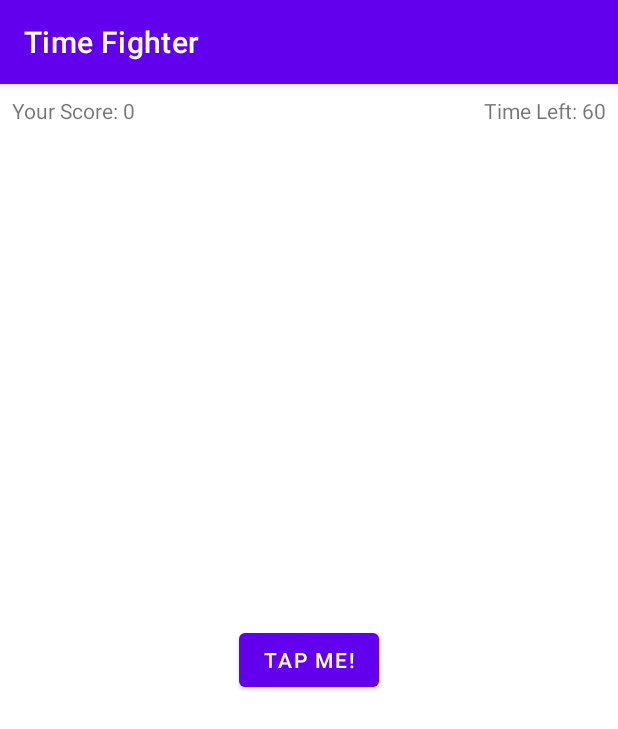
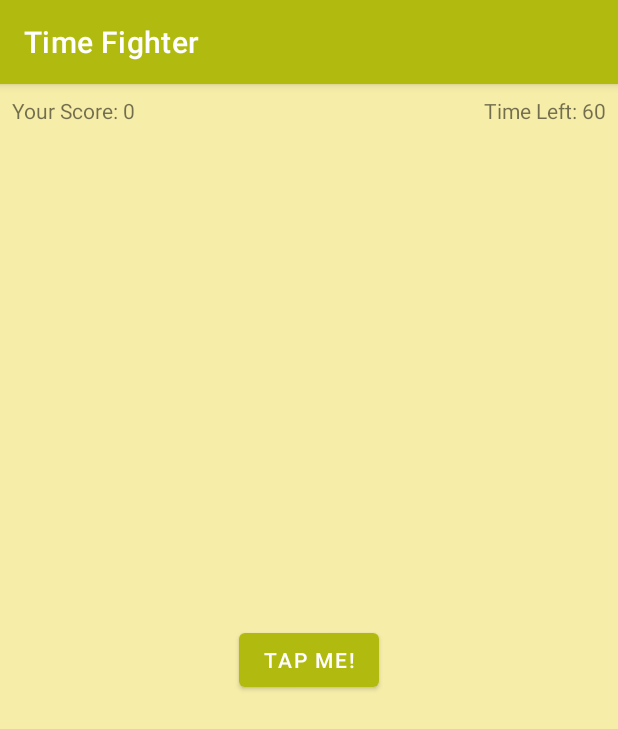
Before and after one commit to Palanka777/Comptador, an Android app: the screen it shows after launch (MainActivity), on a phone screen of 412 x 824 dp. Shown: the top 729 px of the screen. Run offline under Robolectric (Android 15) with nearby library versions, the phone set to English and light mode, and no system bars.

Commit message:
Canvi-ho la paleta de colors.

```diff
--- a/app/src/main/res/values-night/themes.xml
+++ b/app/src/main/res/values-night/themes.xml
@@ -2,15 +2,16 @@
     <!-- Base application theme. -->
     <style name="Theme.Comptador" parent="Theme.MaterialComponents.DayNight.DarkActionBar">
         <!-- Primary brand color. -->
-        <item name="colorPrimary">@color/purple_200</item>
-        <item name="colorPrimaryVariant">@color/purple_700</item>
-        <item name="colorOnPrimary">@color/black</item>
+        <item name="colorPrimary">@color/green_500</item>
+        <item name="colorPrimaryVariant">@color/green_700</item>
+        <item name="colorOnPrimary">@color/white</item>
         <!-- Secondary brand color. -->
-        <item name="colorSecondary">@color/teal_200</item>
-        <item name="colorSecondaryVariant">@color/teal_200</item>
+        <item name="colorSecondary">@color/yelow_200</item>
+        <item name="colorSecondaryVariant">@color/yelow_500</item>
         <item name="colorOnSecondary">@color/black</item>
         <!-- Status bar color. -->
         <item name="android:statusBarColor" tools:targetApi="l">?attr/colorPrimaryVariant</item>
         <!-- Customize your theme here. -->
+        <item name="android:colorBackground">@color/yelow_200</item>
     </style>
 </resources>
--- a/app/src/main/res/values/colors.xml
+++ b/app/src/main/res/values/colors.xml
@@ -1,10 +1,10 @@
 <?xml version="1.0" encoding="utf-8"?>
 <resources>
-    <color name="purple_200">#FFBB86FC</color>
-    <color name="purple_500">#FF6200EE</color>
-    <color name="purple_700">#FF3700B3</color>
-    <color name="teal_200">#FF03DAC5</color>
-    <color name="teal_700">#FF018786</color>
+    <color name="green_700">#70a60c</color>
+    <color name="green_500">#b1bb0f</color>
+    <color name="yelow_500">#ecdc56</color>
+    <color name="yelow_200">#f6eda9</color>
+    <color name="white_200">#f8efeb</color>
+    <color name="white">#FFFFFFFF</color>
     <color name="black">#FF000000</color>
-    <color name="white">#FFFFFFFF</color>
 </resources>
--- a/app/src/main/res/values/themes.xml
+++ b/app/src/main/res/values/themes.xml
@@ -2,15 +2,17 @@
     <!-- Base application theme. -->
     <style name="Theme.Comptador" parent="Theme.MaterialComponents.DayNight.DarkActionBar">
         <!-- Primary brand color. -->
-        <item name="colorPrimary">@color/purple_500</item>
-        <item name="colorPrimaryVariant">@color/purple_700</item>
+        <item name="colorPrimary">@color/green_500</item>
+        <item name="colorPrimaryVariant">@color/green_700</item>
         <item name="colorOnPrimary">@color/white</item>
         <!-- Secondary brand color. -->
-        <item name="colorSecondary">@color/teal_200</item>
-        <item name="colorSecondaryVariant">@color/teal_700</item>
+        <item name="colorSecondary">@color/yelow_200</item>
+        <item name="colorSecondaryVariant">@color/yelow_500</item>
         <item name="colorOnSecondary">@color/black</item>
         <!-- Status bar color. -->
         <item name="android:statusBarColor" tools:targetApi="l">?attr/colorPrimaryVariant</item>
         <!-- Customize your theme here. -->
+        <item name="android:colorBackground">@color/yelow_200</item>
+
     </style>
 </resources>
```
